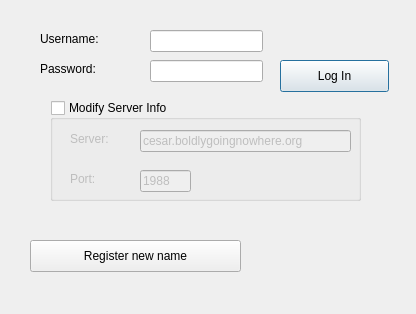
First picture: the form in aerolith/client/src/loginForm.ui, repository domino14/aerolithdesktop, before the edit.
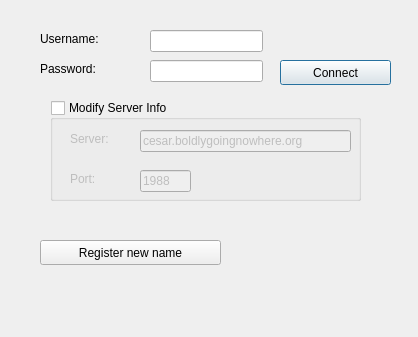
Second picture: the form after the edit. The open tabs and pages were chosen to show the change.

```diff
--- a/aerolith/client/src/loginForm.ui
+++ b/aerolith/client/src/loginForm.ui
@@ -5,8 +5,8 @@
    <rect>
     <x>0</x>
     <y>0</y>
-    <width>416</width>
-    <height>314</height>
+    <width>418</width>
+    <height>337</height>
    </rect>
   </property>
   <property name="windowTitle" >
@@ -159,21 +159,21 @@
       <rect>
        <x>260</x>
        <y>40</y>
-       <width>109</width>
-       <height>32</height>
+       <width>111</width>
+       <height>25</height>
       </rect>
      </property>
      <property name="text" >
-      <string>Log In</string>
+      <string>Connect</string>
      </property>
     </widget>
     <widget class="QPushButton" name="registerPushButton" >
      <property name="geometry" >
       <rect>
-       <x>10</x>
+       <x>20</x>
        <y>220</y>
-       <width>211</width>
-       <height>32</height>
+       <width>181</width>
+       <height>25</height>
       </rect>
      </property>
      <property name="text" >
```
Left out of the diff: 29 changed lines with no effect on the pictures.
